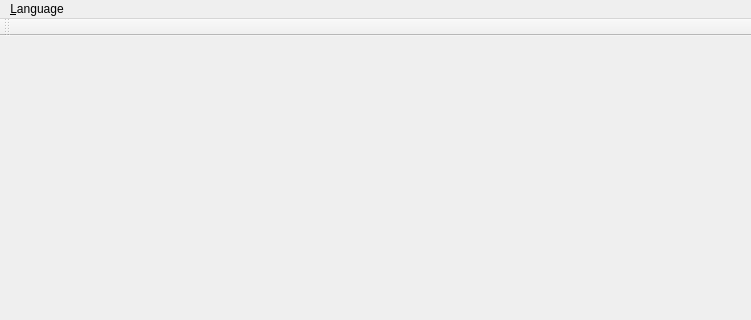
Before: the Qt Designer form PeViewer/PeViewer.ui in ldoublej/PeViewer, drawn with Qt 5; both pictures show x 0 to 751 and y 0 to 320 of the 751 by 491 pixel window.
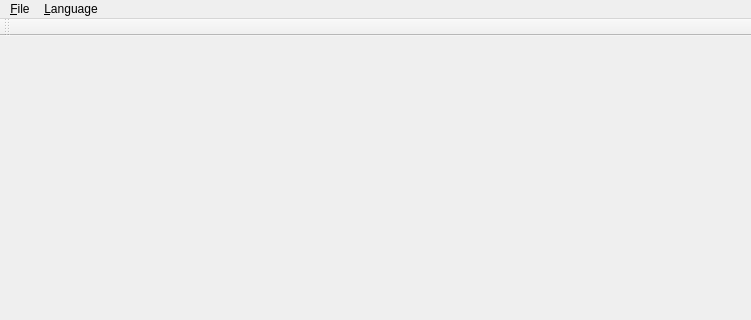
After: the same form once the commit is applied.

```diff
--- a/PeViewer/PeViewer.ui
+++ b/PeViewer/PeViewer.ui
@@ -30,6 +30,15 @@
     <addaction name="actionEnglish"/>
     <addaction name="actionSimplifiedChinese"/>
    </widget>
+   <widget class="QMenu" name="menuFile">
+    <property name="title">
+     <string>&amp;File</string>
+    </property>
+    <addaction name="actionOpen"/>
+    <addaction name="separator"/>
+    <addaction name="actionClose"/>
+   </widget>
+   <addaction name="menuFile"/>
    <addaction name="menuLanguage"/>
   </widget>
   <widget class="QToolBar" name="mainToolBar">
```
Left out of the diff: 10 changed lines with no effect on the pictures.
